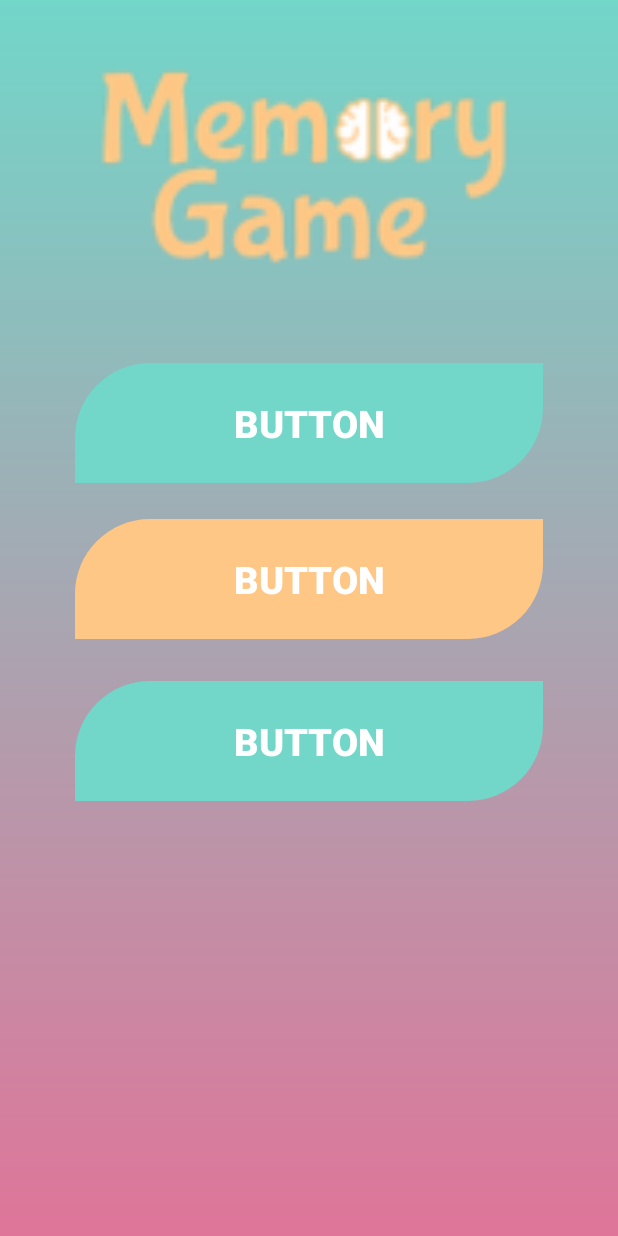
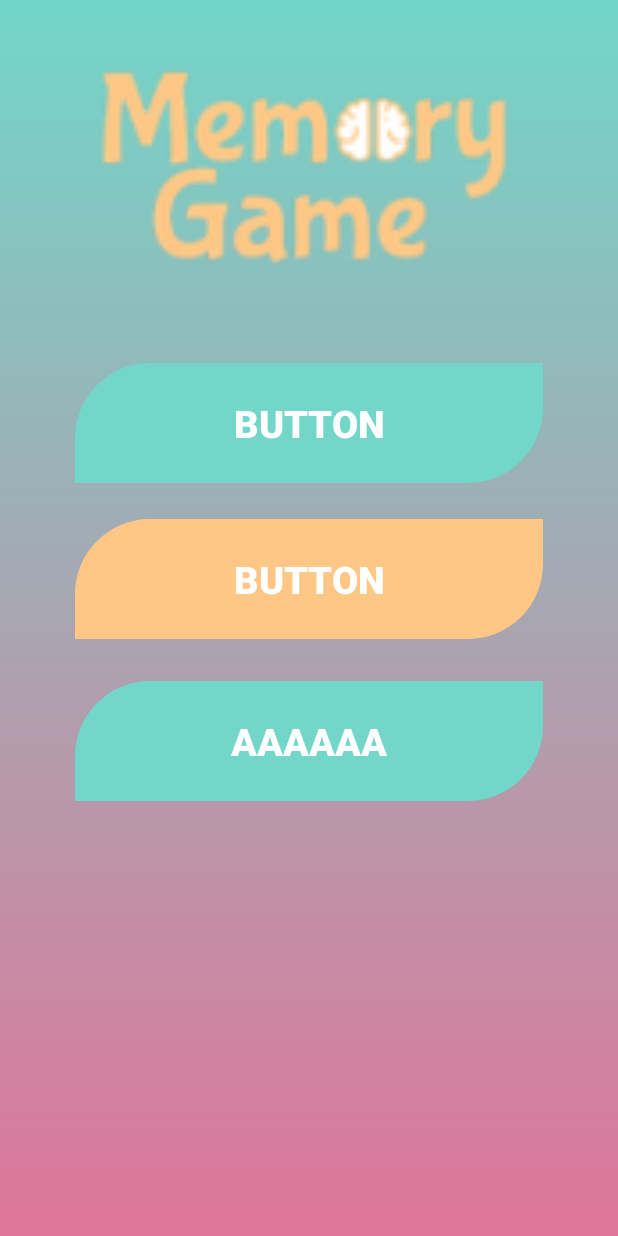
Before and after one commit to AurelaJasiqi/memory_game, an Android app: the screen it shows after launch (MainActivity), on a phone screen of 412 x 824 dp. Run offline under Robolectric (Android 15) with nearby library versions, the phone set to English and light mode, and no system bars.

Commit message:
ui-change

```diff
--- a/app/src/main/res/layout/activity_main.xml
+++ b/app/src/main/res/layout/activity_main.xml
@@ -29,7 +29,7 @@
         android:layout_marginEnd="50dp"
         android:background="@drawable/button_radius"
         android:backgroundTint="@color/light_green"
-        android:text="Button"
+        android:text="aaaaaa"
         android:textColor="@color/white"
         android:textSize="25sp"
         android:textStyle="bold"
```
